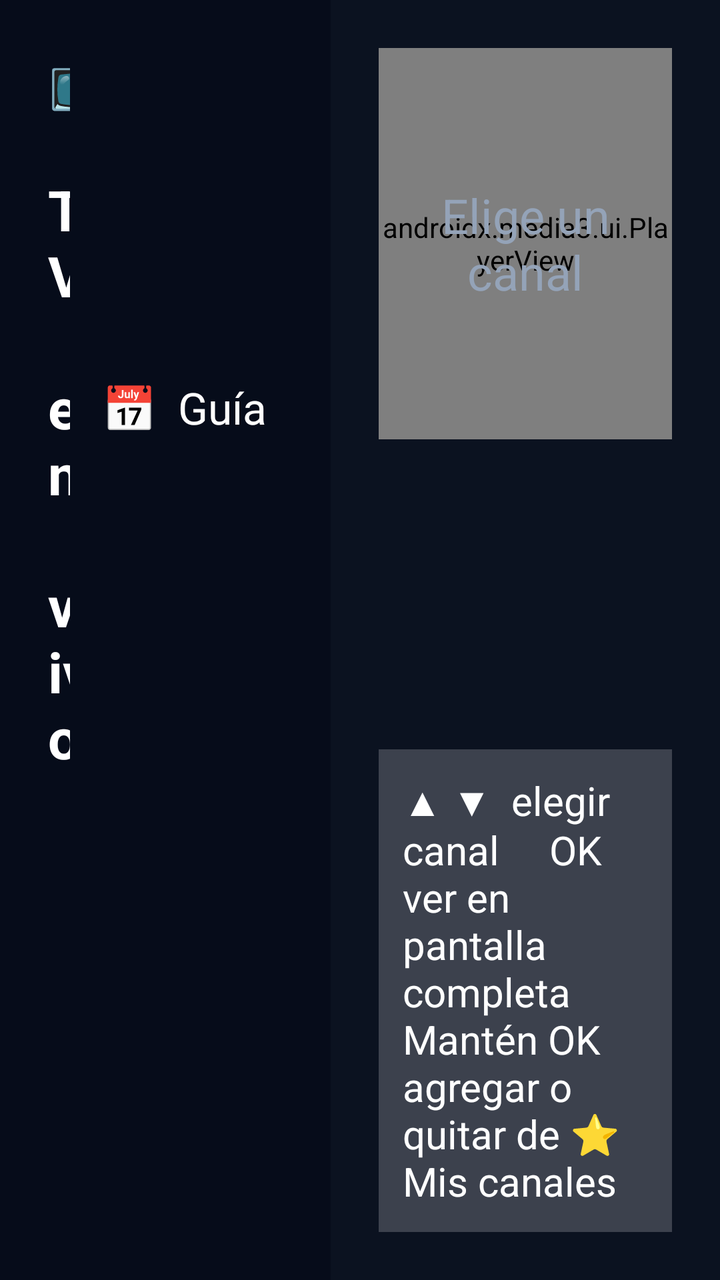
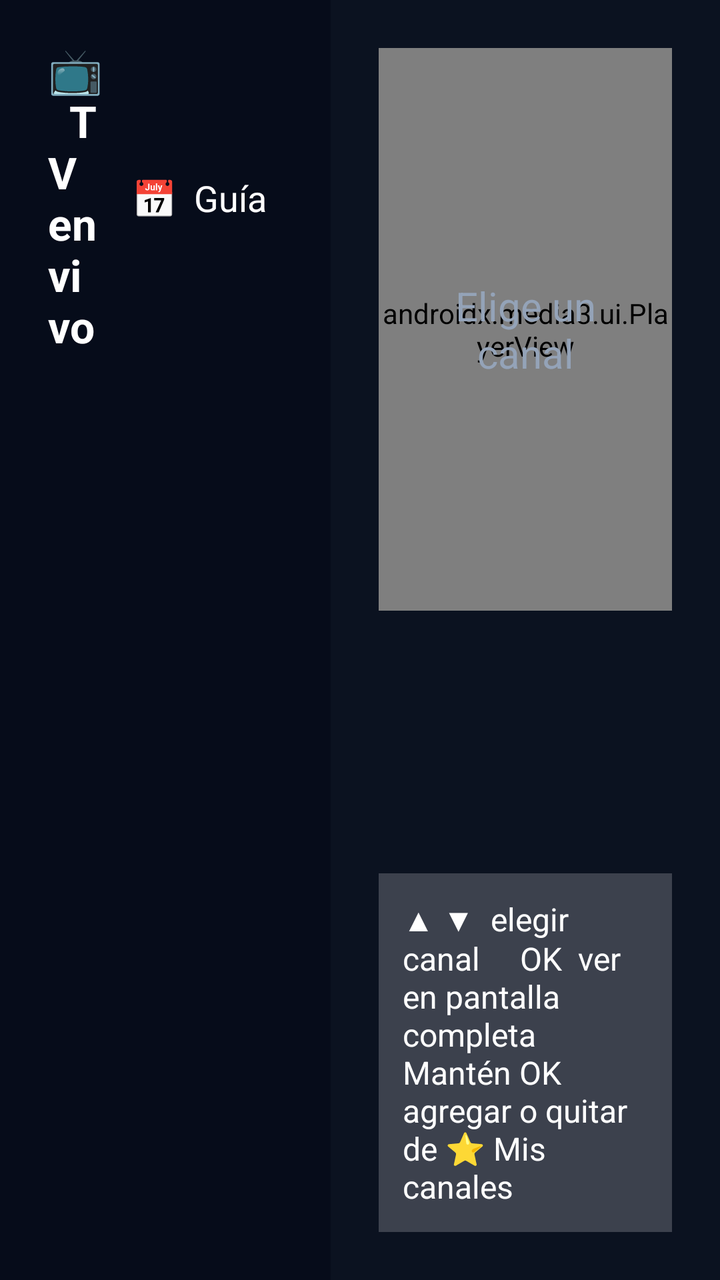

Compare the two renders of this Android layout. The source of the first and the diff that turns it into the second are given below.
<!-- AndroidManifest.xml: application theme Theme.MiTV -->
<!-- res/layout/activity_live.xml -->
<?xml version="1.0" encoding="utf-8"?>
<LinearLayout xmlns:android="http://schemas.android.com/apk/res/android"
    android:layout_width="match_parent"
    android:layout_height="match_parent"
    android:background="@color/bg"
    android:orientation="horizontal">

    
    <LinearLayout
        android:layout_width="0dp"
        android:layout_height="match_parent"
        android:layout_weight="46"
        android:background="#FF060C1A"
        android:orientation="vertical"
        android:paddingTop="20dp">

        <LinearLayout
            android:layout_width="match_parent"
            android:layout_height="wrap_content"
            android:gravity="center_vertical"
            android:orientation="horizontal"
            android:paddingStart="24dp"
            android:paddingEnd="16dp"
            android:paddingBottom="10dp">

            <TextView
                android:layout_width="0dp"
                android:layout_height="wrap_content"
                android:layout_weight="1"
                android:text="📺  TV en vivo"
                android:textColor="@color/text"
                android:textSize="28sp"
                android:textStyle="bold" />

            <TextView
                android:id="@+id/btnGuide"
                android:layout_width="wrap_content"
                android:layout_height="wrap_content"
                android:background="@drawable/bg_item"
                android:focusable="true"
                android:paddingStart="16dp"
                android:paddingTop="8dp"
                android:paddingEnd="16dp"
                android:paddingBottom="8dp"
                android:text="📅  Guía"
                android:textColor="@color/text"
                android:textSize="22sp" />
        </LinearLayout>

        <androidx.recyclerview.widget.RecyclerView
            android:id="@+id/channels"
            android:layout_width="match_parent"
            android:layout_height="match_parent"
            android:clipToPadding="false"
            android:paddingStart="12dp"
            android:paddingEnd="12dp"
            android:paddingBottom="200dp" />
    </LinearLayout>

    
    <LinearLayout
        android:layout_width="0dp"
        android:layout_height="match_parent"
        android:layout_weight="54"
        android:orientation="vertical"
        android:padding="24dp">

        <FrameLayout
            android:layout_width="match_parent"
            android:layout_height="0dp"
            android:layout_weight="1"
            android:background="#FF000000">

            <androidx.media3.ui.PlayerView
                android:id="@+id/preview"
                android:layout_width="match_parent"
                android:layout_height="match_parent"
                android:focusable="false"
                android:focusableInTouchMode="false" />

            <TextView
                android:id="@+id/previewMsg"
                android:layout_width="match_parent"
                android:layout_height="match_parent"
                android:gravity="center"
                android:padding="16dp"
                android:text="Elige un canal"
                android:textColor="@color/text_dim"
                android:textSize="24sp" />
        </FrameLayout>

        <TextView
            android:id="@+id/chName"
            android:layout_width="match_parent"
            android:layout_height="wrap_content"
            android:layout_marginTop="18dp"
            android:maxLines="1"
            android:ellipsize="end"
            android:textColor="@color/text"
            android:textSize="34sp"
            android:textStyle="bold" />

        <TextView
            android:id="@+id/chNow"
            android:layout_width="match_parent"
            android:layout_height="wrap_content"
            android:layout_marginTop="6dp"
            android:maxLines="2"
            android:ellipsize="end"
            android:textColor="@color/text"
            android:textSize="24sp" />

        <ProgressBar
            android:id="@+id/chProgress"
            style="?android:attr/progressBarStyleHorizontal"
            android:layout_width="match_parent"
            android:layout_height="10dp"
            android:layout_marginTop="10dp"
            android:max="1000"
            android:progressDrawable="@drawable/progress_card"
            android:visibility="gone" />

        <TextView
            android:id="@+id/chNext"
            android:layout_width="match_parent"
            android:layout_height="wrap_content"
            android:layout_marginTop="8dp"
            android:maxLines="1"
            android:ellipsize="end"
            android:textColor="@color/text_dim"
            android:textSize="22sp" />

        <TextView
            android:layout_width="match_parent"
            android:layout_height="wrap_content"
            android:layout_marginTop="16dp"
            android:background="@color/glass"
            android:padding="12dp"
            android:text="▲ ▼  elegir canal     OK  ver en pantalla completa\nMantén OK  agregar o quitar de ⭐ Mis canales"
            android:textColor="@color/text"
            android:textSize="20sp" />
    </LinearLayout>
</LinearLayout>
<!-- resources referenced by this layout -->
<resources>
  <color name="bg">#FF0B1220</color>
  <color name="glass">#33FFFFFF</color>
  <color name="text">#FFFFFFFF</color>
  <color name="text_dim">#FF94A3B8</color>
  <!-- drawable bg_item (drawable) -->
  <?xml version="1.0" encoding="utf-8"?>
  <selector xmlns:android="http://schemas.android.com/apk/res/android">
      <item android:state_focused="true">
          <shape><solid android:color="@color/accent" /><corners android:radius="10dp" /></shape>
      </item>
      <item>
          <shape><solid android:color="#00000000" /><corners android:radius="10dp" /></shape>
      </item>
  </selector>
  <!-- drawable progress_card (drawable) -->
  <?xml version="1.0" encoding="utf-8"?>
  <layer-list xmlns:android="http://schemas.android.com/apk/res/android">
      <item android:id="@android:id/background">
          <shape><solid android:color="#66FFFFFF" /></shape>
      </item>
      <item android:id="@android:id/progress">
          <clip><shape><solid android:color="@color/accent" /></shape></clip>
      </item>
  </layer-list>
  <style name="Theme.MiTV" parent="Theme.AppCompat.NoActionBar">
          <item name="android:windowBackground">@color/bg</item>
          <item name="colorPrimary">@color/accent</item>
          <item name="colorPrimaryDark">@color/bg</item>
          <item name="colorAccent">@color/accent</item>
          <item name="android:textColorPrimary">@color/text</item>
          <item name="android:textColorSecondary">@color/text_dim</item>
      </style>
  <color name="accent">#FF3B82F6</color>
</resources>

<!-- the commit's change to res/layout/activity_live.xml (unified diff, before → after) -->
@@ -29,7 +29,7 @@
                 android:layout_weight="1"
                 android:text="📺  TV en vivo"
                 android:textColor="@color/text"
-                android:textSize="28sp"
+                android:textSize="22sp"
                 android:textStyle="bold" />
 
             <TextView
@@ -44,7 +44,7 @@
                 android:paddingBottom="8dp"
                 android:text="📅  Guía"
                 android:textColor="@color/text"
-                android:textSize="22sp" />
+                android:textSize="18sp" />
         </LinearLayout>
 
         <androidx.recyclerview.widget.RecyclerView
@@ -86,7 +86,7 @@
                 android:padding="16dp"
                 android:text="Elige un canal"
                 android:textColor="@color/text_dim"
-                android:textSize="24sp" />
+                android:textSize="20sp" />
         </FrameLayout>
 
         <TextView
@@ -97,7 +97,7 @@
             android:maxLines="1"
             android:ellipsize="end"
             android:textColor="@color/text"
-            android:textSize="34sp"
+            android:textSize="26sp"
             android:textStyle="bold" />
 
         <TextView
@@ -108,7 +108,7 @@
             android:maxLines="2"
             android:ellipsize="end"
             android:textColor="@color/text"
-            android:textSize="24sp" />
+            android:textSize="19sp" />
 
         <ProgressBar
             android:id="@+id/chProgress"
@@ -128,7 +128,7 @@
             android:maxLines="1"
             android:ellipsize="end"
             android:textColor="@color/text_dim"
-            android:textSize="22sp" />
+            android:textSize="17sp" />
 
         <TextView
             android:layout_width="match_parent"
@@ -138,6 +138,6 @@
             android:padding="12dp"
             android:text="▲ ▼  elegir canal     OK  ver en pantalla completa\nMantén OK  agregar o quitar de ⭐ Mis canales"
             android:textColor="@color/text"
-            android:textSize="20sp" />
+            android:textSize="16sp" />
     </LinearLayout>
 </LinearLayout>
